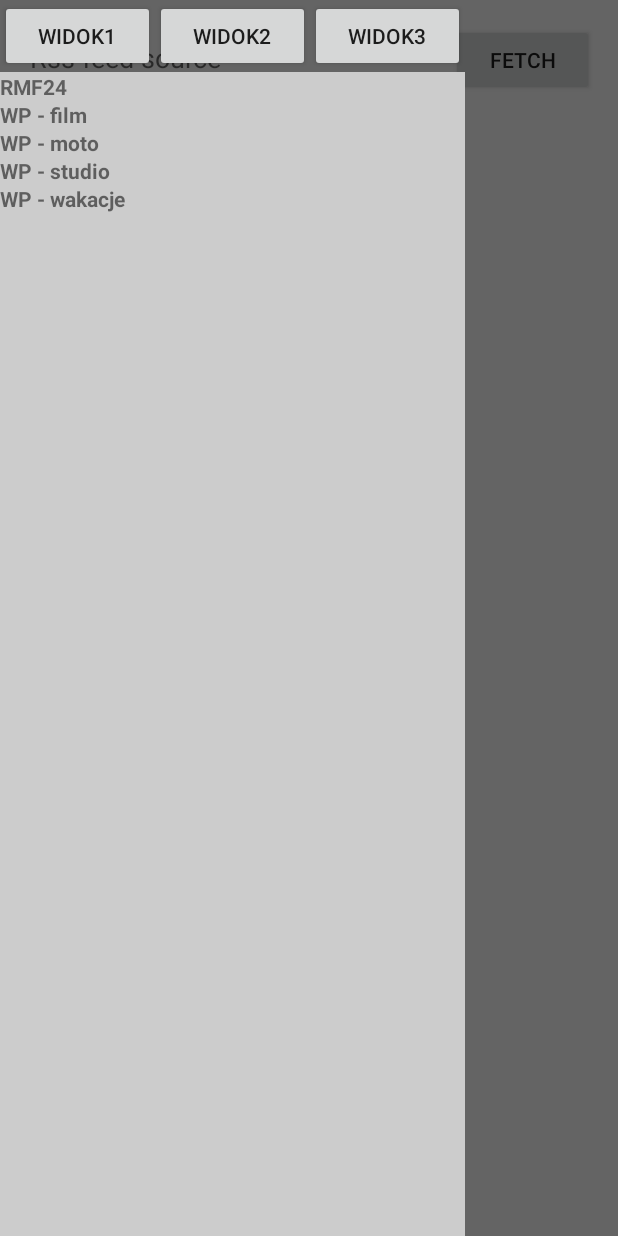
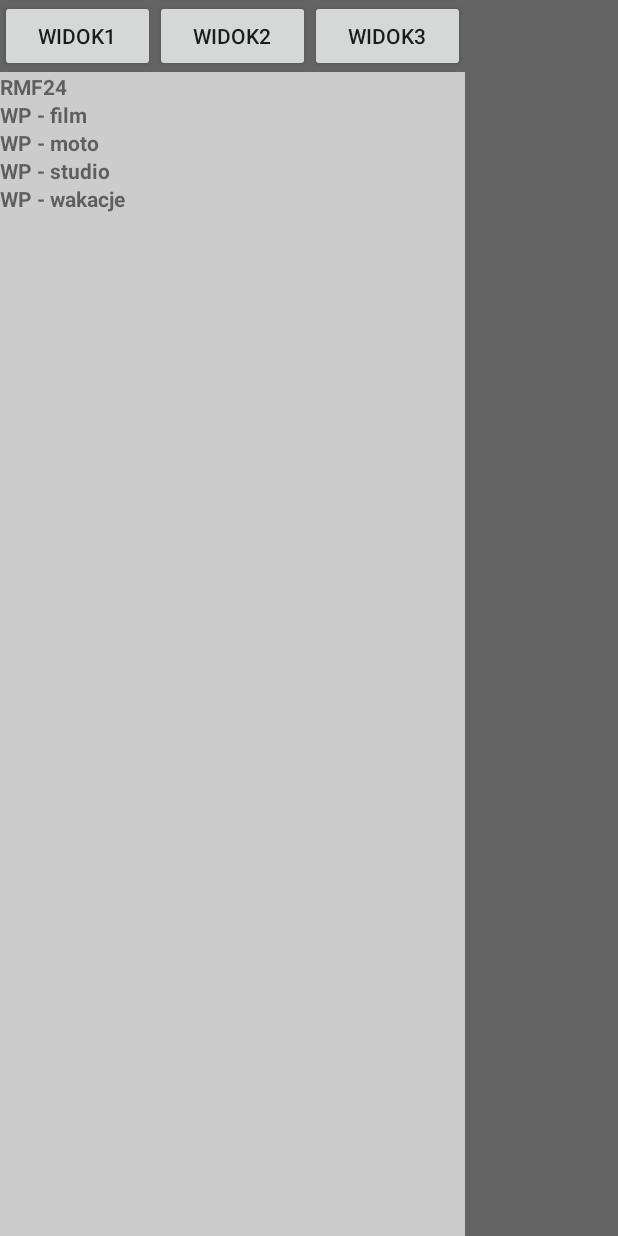
Before and after one commit to PiotrRozanski/RSS_Application, an Android app: the screen it shows after launch (MainActivity), with the side drawer open, on a phone screen of 412 x 824 dp. Run offline under Robolectric (Android 15) with nearby library versions, the phone set to English and light mode, and no system bars.

Commit message:
usuniete wpisywanie reczne adresow rss

```diff
--- a/app/src/main/java/uz/pl/rss_application/MainActivity.java
+++ b/app/src/main/java/uz/pl/rss_application/MainActivity.java
@@ -42,7 +42,6 @@ public class MainActivity extends AppCompatActivity {
     private String currentRssLink;
 
     private RecyclerView recyclerView;
-    private EditText editText;
     private SwipeRefreshLayout swipeLayout;
 
     private DrawerLayout drawerLayout;
@@ -57,7 +56,6 @@ public class MainActivity extends AppCompatActivity {
         super.onCreate(savedInstanceState);
         setContentView(R.layout.activity_main);
         setViewElementAction();
-        addDoubleTapForDefaultRss();
         fillRssChannels();
     }
 
@@ -100,40 +98,14 @@ public class MainActivity extends AppCompatActivity {
         //getActionBar().setTitle(title);
     }
 
-    private void addDoubleTapForDefaultRss() {
-        final GestureDetector gestureDetector = new GestureDetector(this, new GestureDetector.SimpleOnGestureListener() {
-            public boolean onDoubleTap(MotionEvent e) {
-                editText.setText(DEFAULT_RSS);
-                return true;
-            }
-        });
-        editText.setOnTouchListener(new View.OnTouchListener() {
-            public boolean onTouch(View v, MotionEvent event) {
-                return gestureDetector.onTouchEvent(event);
-            }
-        });
-    }
 
     private void setViewElementAction() {
-        final Button fetchFeedButton = (Button) findViewById(R.id.fetchFeedButton);
         recyclerView = (RecyclerView) findViewById(R.id.recyclerView);
-        editText = (EditText) findViewById(R.id.rssFeedEditText);
         swipeLayout = (SwipeRefreshLayout) findViewById(R.id.swipeRefreshLayout);
 
         recyclerView.setLayoutManager(new LinearLayoutManager(this));
 
-        fetchFeedButton.setOnClickListener(new View.OnClickListener() {
-            @Override
-            public void onClick(View view) {
-                currentRssLink = editText.getText().toString();
-                fetchRss();
-                InputMethodManager inputManager = (InputMethodManager)
-                        getSystemService(Context.INPUT_METHOD_SERVICE);
 
-                inputManager.hideSoftInputFromWindow(getCurrentFocus().getWindowToken(),
-                        InputMethodManager.HIDE_NOT_ALWAYS);
-            }
-        });
         swipeLayout.setOnRefreshListener(new SwipeRefreshLayout.OnRefreshListener() {
             @Override
             public void onRefresh() {
@@ -182,7 +154,7 @@ public class MainActivity extends AppCompatActivity {
                 recyclerView.setAdapter(new RssFeedListAdapter(feedModelList));
             } else {
                 Toast.makeText(MainActivity.this,
-                        "Enter a valid Rss feed url",
+                        "Invalid link to RSS",
                         Toast.LENGTH_LONG).show();
             }
         }
--- a/app/src/main/res/layout/activity_main.xml
+++ b/app/src/main/res/layout/activity_main.xml
@@ -3,37 +3,6 @@
     android:id="@+id/drawer_layout"
     android:layout_width="match_parent"
     android:layout_height="match_parent">
-
-    <LinearLayout
-        android:id="@+id/activity_main"
-        android:layout_width="match_parent"
-        android:layout_height="match_parent"
-        android:orientation="vertical"
-        android:paddingBottom="@dimen/activity_vertical_margin"
-        android:paddingLeft="@dimen/activity_horizontal_margin"
-        android:paddingRight="@dimen/activity_horizontal_margin"
-        android:paddingTop="@dimen/activity_vertical_margin">
-
-        <LinearLayout
-            android:layout_width="match_parent"
-            android:layout_height="wrap_content"
-            android:orientation="horizontal">
-
-            <EditText
-                android:id="@+id/rssFeedEditText"
-                android:layout_width="0dp"
-                android:layout_height="wrap_content"
-                android:layout_weight="3"
-                android:hint="Rss feed source" />
-
-            <Button
-                android:id="@+id/fetchFeedButton"
-                android:layout_width="0dp"
-                android:layout_height="wrap_content"
-                android:layout_weight="1"
-                android:text="Fetch" />
-        </LinearLayout>
-
 
     <android.support.v4.widget.SwipeRefreshLayout
         android:id="@+id/swipeRefreshLayout"
@@ -47,14 +16,12 @@
             android:layout_height="match_parent" />
     </android.support.v4.widget.SwipeRefreshLayout>
 
-    </LinearLayout>
-
     <LinearLayout
+        android:id="@+id/left_drawer"
         android:layout_width="310dp"
         android:layout_height="match_parent"
         android:layout_gravity="start"
-        android:orientation="vertical"
-        android:id="@+id/left_drawer">
+        android:orientation="vertical">
 
         <LinearLayout
             android:layout_width="match_parent"
```
Lines whose indentation alone changed are shown as unchanged.
